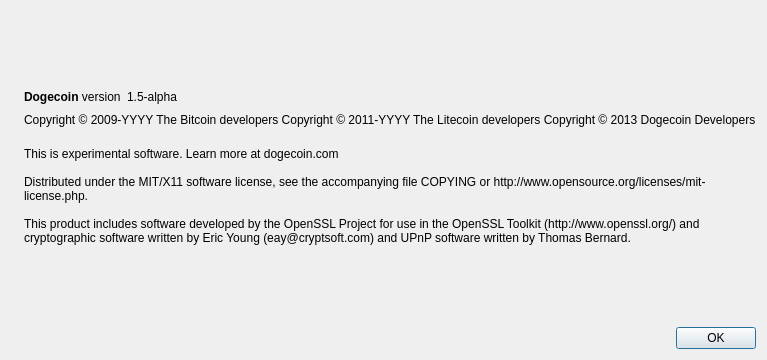
Qt form src/qt/forms/aboutdialog.ui (mammix2/parcelcoin-master) before a commit.
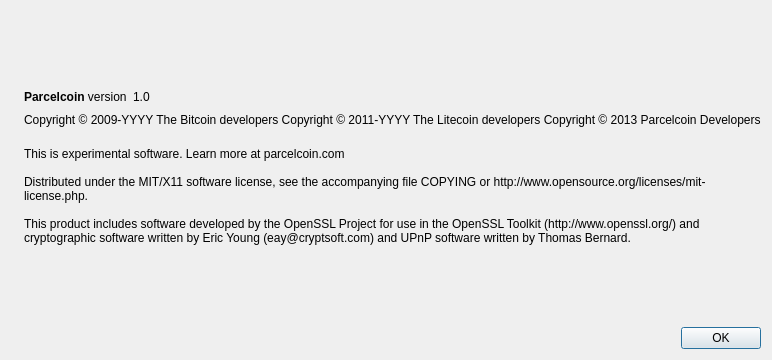
The same form after that commit. Icons and pictures are not drawn.

Patch:
```diff
--- a/src/qt/forms/aboutdialog.ui
+++ b/src/qt/forms/aboutdialog.ui
@@ -6,7 +6,7 @@
    <rect>
     <x>0</x>
     <y>0</y>
-    <width>593</width>
+    <width>687</width>
     <height>360</height>
    </rect>
   </property>
@@ -50,7 +50,7 @@
           <cursorShape>IBeamCursor</cursorShape>
          </property>
          <property name="text">
-          <string>&lt;b&gt;Dogecoin&lt;/b&gt; version</string>
+          <string>&lt;b&gt;Parcelcoin&lt;/b&gt; version</string>
          </property>
          <property name="textInteractionFlags">
           <set>Qt::LinksAccessibleByMouse|Qt::TextSelectableByKeyboard|Qt::TextSelectableByMouse</set>
@@ -63,7 +63,7 @@
           <cursorShape>IBeamCursor</cursorShape>
          </property>
          <property name="text">
-          <string notr="true">1.5-alpha</string>
+          <string notr="true">1.0</string>
          </property>
          <property name="textInteractionFlags">
           <set>Qt::LinksAccessibleByMouse|Qt::TextSelectableByKeyboard|Qt::TextSelectableByMouse</set>
@@ -93,7 +93,7 @@
        <property name="text">
         <string notr="true">Copyright &amp;copy; 2009-YYYY The Bitcoin developers
 Copyright &amp;copy; 2011-YYYY The Litecoin developers
-Copyright &amp;copy; 2013 Dogecoin Developers</string>
+Copyright &amp;copy; 2013 Parcelcoin Developers</string>
        </property>
        <property name="textFormat">
         <enum>Qt::RichText</enum>
@@ -110,7 +110,7 @@
        </property>
        <property name="text">
         <string>
-This is experimental software. Learn more at dogecoin.com
+This is experimental software. Learn more at parcelcoin.com
 
 Distributed under the MIT/X11 software license, see the accompanying file COPYING or http://www.opensource.org/licenses/mit-license.php.
 
```
Left out of the diff: 2 changed lines with no effect on the pictures.
